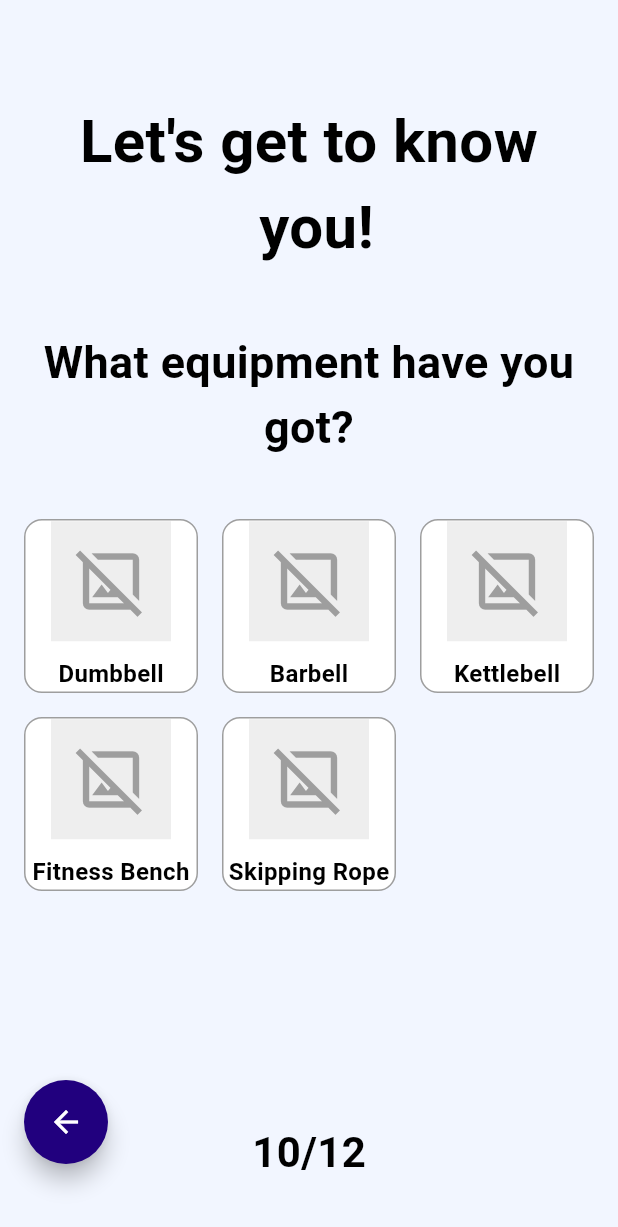
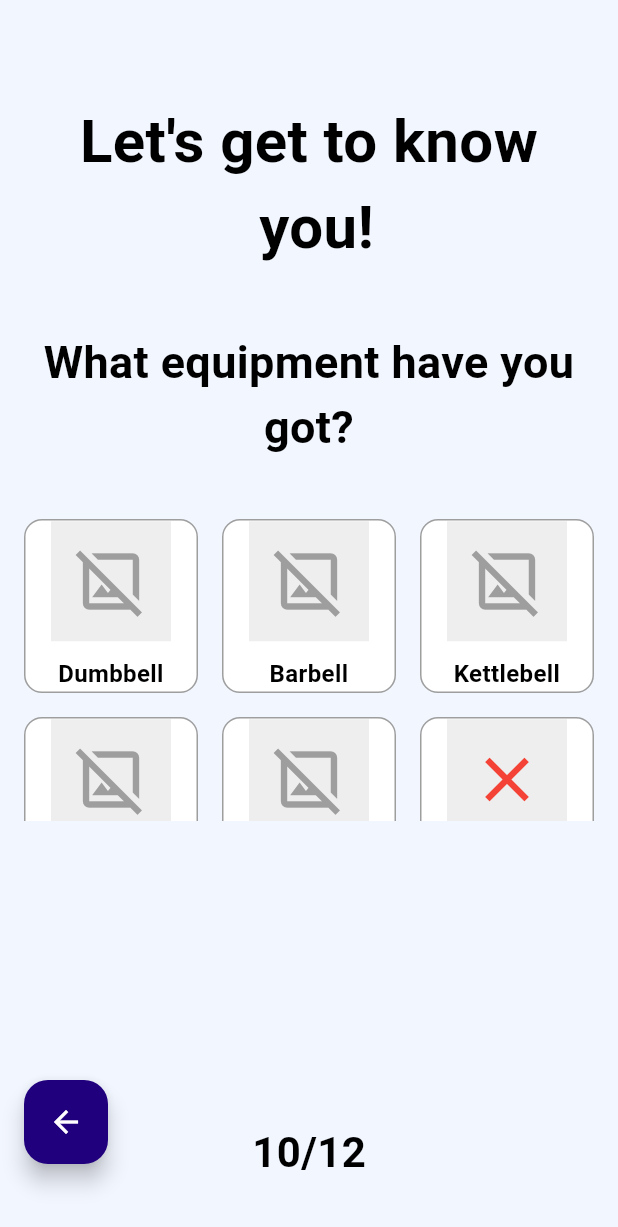
Before and after one commit to PramudithaWeerakoon/HND_FINAL_HOME-COUCH, a Flutter app: the Q10Screen screen opened directly, on a phone screen of 412 x 824 dp. Shown: the top 1227 px of the screen. Run offline on Flutter 3.47's test engine with Material 3 defaults, Android fonts, the phone set to English and light mode, and no system bars; our stand-ins replace curved_navigation_bar, firebase_auth, firebase_core, fl_chart, font_awesome_flutter, google_sign_in and 2 more; missing offline and left inert: postgres; accounts and stored records are empty.

Commit message:
Update q10
make option to select multiple equipments and when user has no equipment then create another option to that

```diff
--- a/q1/lib/pages/q10.dart
+++ b/q1/lib/pages/q10.dart
@@ -1,5 +1,6 @@
 import 'package:flutter/material.dart';
-import 'q11.dart'; // Import q11.dart
+import 'q11.dart'; // Import Q11
+import 'q12.dart'; // Import Q12
 
 class Q10Screen extends StatefulWidget {
   const Q10Screen({super.key});
@@ -9,8 +10,8 @@ class Q10Screen extends StatefulWidget {
 }
 
 class _Q10ScreenState extends State<Q10Screen> {
-  List<String> equipment = ['Dumbbell', 'Barbell', 'Kettlebell', 'Fitness Bench', 'Skipping Rope'];
-  String selectedEquipment = '';
+  List<String> equipment = ['Dumbbell', 'Barbell', 'Kettlebell', 'Fitness Bench', 'Skipping Rope', 'No Equipment'];
+  Set<String> selectedEquipment = {}; // Use a Set for multiple selections
 
   @override
   Widget build(BuildContext context) {
@@ -46,9 +47,8 @@ class _Q10ScreenState extends State<Q10Screen> {
               const SizedBox(height: 40),
 
               // Displaying equipment options
-              Center(
+              Expanded(
                 child: GridView.builder(
-                  shrinkWrap: true,
                   gridDelegate: const SliverGridDelegateWithFixedCrossAxisCount(
                     crossAxisCount: 3,
                     mainAxisSpacing: 16.0,
@@ -58,19 +58,29 @@ class _Q10ScreenState extends State<Q10Screen> {
                   itemCount: equipment.length,
                   itemBuilder: (context, index) {
                     String currentItem = equipment[index];
-                    bool isSelected = selectedEquipment == currentItem; // Check if the item is selected
+                    bool isSelected = selectedEquipment.contains(currentItem);
 
                     return GestureDetector(
                       onTap: () {
                         setState(() {
-                          if (isSelected) {
-                            selectedEquipment = ''; // Unselect if already selected
+                          if (currentItem == 'No Equipment') {
+                            // Clear all selected equipment and select "No Equipment"
+                            selectedEquipment.clear();
+                            selectedEquipment.add(currentItem);
                           } else {
-                            selectedEquipment = currentItem; // Select the current item
+                            if (selectedEquipment.contains('No Equipment')) {
+                              // Remove "No Equipment" if any other item is selected
+                              selectedEquipment.remove('No Equipment');
+                            }
+                            if (isSelected) {
+                              selectedEquipment.remove(currentItem); // Unselect if already selected
+                            } else {
+                              selectedEquipment.add(currentItem); // Select the current item
+                            }
                           }
                         });
                       },
-                      child: Stack( // Use Stack to position the tick icon
+                      child: Stack(
                         children: [
                           Container(
                             decoration: BoxDecoration(
@@ -85,20 +95,26 @@ class _Q10ScreenState extends State<Q10Screen> {
                               child: Column(
                                 mainAxisAlignment: MainAxisAlignment.center,
                                 children: [
-                                  // Placeholder for blank image
                                   Container(
                                     width: 80,
                                     height: 80,
-                                    color: Colors.grey[200], // Grey placeholder
-                                    child: const Icon(
-                                      Icons.image_not_supported_outlined,
-                                      size: 50,
-                                      color: Colors.grey,
-                                    ),
+                                    color: Colors.grey[200],
+                                    child: currentItem == 'No Equipment'
+                                        ? const Icon(
+                                            Icons.close,
+                                            size: 50,
+                                            color: Colors.red,
+                                          )
+                                        : const Icon(
+                                            Icons.image_not_supported_outlined,
+                                            size: 50,
+                                            color: Colors.grey,
+                                          ),
                                   ),
                                   const SizedBox(height: 10),
                                   Text(
                                     currentItem,
+                                    textAlign: TextAlign.center,
                                     style: const TextStyle(
                                       fontSize: 16,
                                       fontWeight: FontWeight.w600,
@@ -109,8 +125,7 @@ class _Q10ScreenState extends State<Q10Screen> {
                               ),
                             ),
                           ),
-                          // Add tick icon if selected
-                          if (isSelected) // Show tick icon only if selected
+                          if (isSelected)
                             const Positioned(
                               top: 8,
                               right: 8,
@@ -146,37 +161,37 @@ class _Q10ScreenState extends State<Q10Screen> {
       floatingActionButton: Stack(
         children: [
           Positioned(
-            left: 16, // Position the back button on the left
-            bottom: 32, // Adjust bottom position as needed
+            left: 16,
+            bottom: 32,
             child: FloatingActionButton(
-              heroTag: 'back_to_q9', // Unique tag for the left FAB
+              heroTag: 'back_to_q9',
               backgroundColor: const Color(0xFF21007E),
-              shape: RoundedRectangleBorder(
-                borderRadius: BorderRadius.circular(100),
-              ),
               onPressed: () {
-                // Handle going back to the previous question (Q9)
                 Navigator.pop(context);
               },
               child: const Icon(Icons.arrow_back, color: Colors.white),
             ),
           ),
           Positioned(
-            right: 16, // Position the next button on the right
-            bottom: 32, // Adjust bottom position as needed
-
-            // Using Visibility to show/hide the next button based on whether an item is selected
+            right: 16,
+            bottom: 32,
             child: Visibility(
-              visible: selectedEquipment.isNotEmpty, // Show only if an item is selected
+              visible: selectedEquipment.isNotEmpty,
               child: FloatingActionButton(
-                heroTag: 'next_to_q11', // Unique tag for the right FAB
+                heroTag: 'next_to_next',
                 backgroundColor: const Color(0xFF21007E),
-                shape: RoundedRectangleBorder(
-                  borderRadius: BorderRadius.circular(100),
-                ),
                 onPressed: () {
-                  // Handle moving to the next question (Q11)
-                   Navigator.push(context, MaterialPageRoute(builder: (context) => const DumbbellSelectionScreen()));
+                  if (selectedEquipment.contains('No Equipment')) {
+                    Navigator.push(
+                      context,
+                      MaterialPageRoute(builder: (context) => const Q12Screen()),
+                    );
+                  } else {
+                    Navigator.push(
+                      context,
+                      MaterialPageRoute(builder: (context) => const DumbbellSelectionScreen()),
+                    );
+                  }
                 },
                 child: const Icon(Icons.arrow_forward, color: Colors.white),
               ),
```
